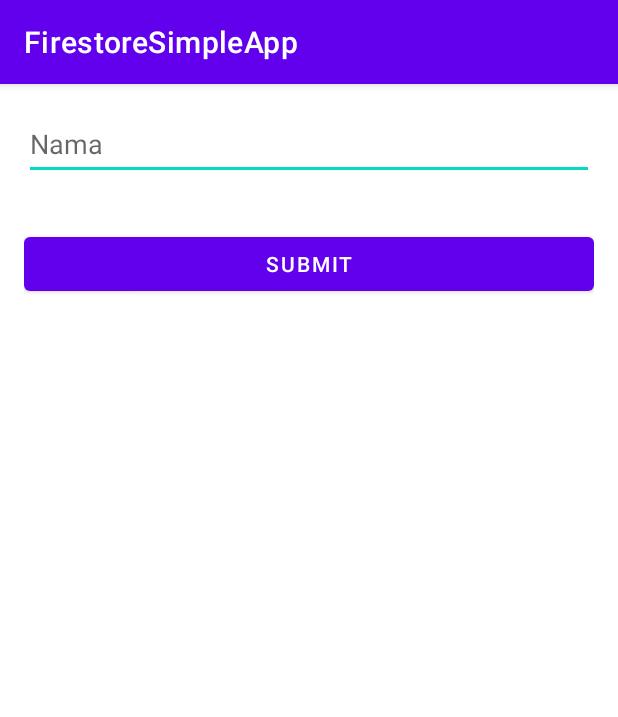
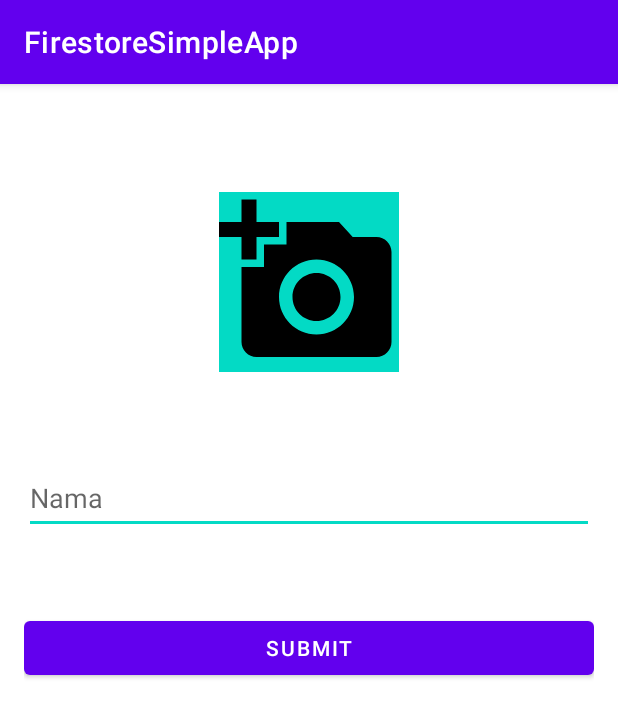
Before and after one commit to praditame/AndroidFirestoreSimpleApp-, an Android app: the screen it shows after launch (InputActivity), after a tap on "fab", on a phone screen of 412 x 824 dp. Shown: the top 717 px of the screen. Run offline under Robolectric (Android 15) with nearby library versions, the phone set to English and light mode, and no system bars; our stand-ins replace Firebase (no records; nobody signed in at launch, a user with empty details on screens opened directly).

Commit message:
upload image to imageview

```diff
--- a/app/build.gradle
+++ b/app/build.gradle
@@ -36,6 +36,7 @@ dependencies {
     implementation "androidx.recyclerview:recyclerview:1.2.1"
     implementation platform('com.google.firebase:firebase-bom:30.1.0')
     implementation 'com.google.firebase:firebase-firestore:24.1.2'
+    implementation 'com.google.firebase:firebase-storage'
     testImplementation 'junit:junit:4.13.2'
     androidTestImplementation 'androidx.test.ext:junit:1.1.3'
     androidTestImplementation 'androidx.test.espresso:espresso-core:3.4.0'
--- a/app/src/main/java/com/example/firestoresimpleapp/InputActivity.java
+++ b/app/src/main/java/com/example/firestoresimpleapp/InputActivity.java
@@ -2,16 +2,30 @@ package com.example.firestoresimpleapp;
 
 import static android.content.ContentValues.TAG;
 
+import androidx.activity.result.ActivityResult;
+import androidx.activity.result.ActivityResultCallback;
+import androidx.activity.result.ActivityResultLauncher;
+import androidx.activity.result.contract.ActivityResultContract;
+import androidx.activity.result.contract.ActivityResultContracts;
 import androidx.annotation.NonNull;
+import androidx.annotation.Nullable;
+import androidx.appcompat.app.AlertDialog;
 import androidx.appcompat.app.AppCompatActivity;
 
 import android.app.ProgressDialog;
+import android.content.DialogInterface;
+import android.content.Intent;
+import android.graphics.Bitmap;
+import android.graphics.BitmapFactory;
+import android.net.Uri;
 import android.os.Bundle;
+import android.provider.MediaStore;
 import android.text.TextUtils;
 import android.util.Log;
 import android.view.View;
 import android.widget.Button;
 import android.widget.EditText;
+import android.widget.ImageView;
 import android.widget.ProgressBar;
 import android.widget.Toast;
 
@@ -23,6 +37,9 @@ import com.google.android.material.textfield.TextInputLayout;
 import com.google.firebase.firestore.DocumentReference;
 import com.google.firebase.firestore.FirebaseFirestore;
 
+import java.io.FileNotFoundException;
+import java.io.IOException;
+import java.io.InputStream;
 import java.util.HashMap;
 import java.util.Map;
 
@@ -30,8 +47,11 @@ public class InputActivity extends AppCompatActivity {
     FirebaseFirestore db = FirebaseFirestore.getInstance();
     EditText nama;
     Button submit;
+    ImageView upload;
     ProgressBar progressBar;
     String abc;
+    ActivityResultLauncher<Intent> activityResultLauncherTakePhoto;
+    ActivityResultLauncher<String> getImage;
 
     @Override
     protected void onCreate(Bundle savedInstanceState) {
@@ -40,29 +60,49 @@ public class InputActivity extends AppCompatActivity {
 
         nama = findViewById(R.id.textNama);
         submit = findViewById(R.id.btnSubmit);
-        progressBar = findViewById(R.id.pb);
-        progressBar.setVisibility(View.INVISIBLE);
-
+        upload = findViewById(R.id.upload);
 
         submit.setOnClickListener(view -> {
             abc = nama.getText().toString();
             insert(abc);
         });
 
+        activityResultLauncherTakePhoto =
+                registerForActivityResult(new ActivityResultContracts.StartActivityForResult(), result -> {
+                    Thread thread = new Thread(() -> {
+                        if (result.getResultCode() == RESULT_OK && result.getData() != null){
+                            Bundle bundle = result.getData().getExtras();
+                            Bitmap bitmap = (Bitmap) bundle.get("data");
+                            upload.post(() -> upload.setImageBitmap(bitmap));
+                        }
+                    });
+                    thread.start();
+                });
+
+        getImage =
+                registerForActivityResult(new ActivityResultContracts.GetContent(), result -> {
+                    if (result != null){
+                        upload.setImageURI(result);
+                    }
+
+                });
+                        upload.setOnClickListener(view -> selectImage());
+
+
+
+
     }
+
+
 
 
     void insert(String n) {
         Map<String, Object> user = new HashMap<>();
         user.put("name", n);
 
-        progressBar.setVisibility(View.VISIBLE);
-        progressBar.incrementProgressBy(5);
-
-        db.collection("mahasiswa").add(user).addOnSuccessListener(documentReference -> {
+       db.collection("mahasiswa").add(user).addOnSuccessListener(documentReference -> {
             Toast.makeText(InputActivity.this, "OK", Toast.LENGTH_SHORT).show();
             nama.getText().clear();
-            progressBar.setVisibility(View.GONE);
             finish();
         })
 
@@ -73,4 +113,22 @@ public class InputActivity extends AppCompatActivity {
 
 
     }
+
+    void selectImage(){
+        final CharSequence[] itemsImage = {"Take a photo", "Choose from gallery", "Cancel"};
+        AlertDialog.Builder builder = new AlertDialog.Builder(InputActivity.this);
+        builder.setItems(itemsImage, (DialogInterface dialogInterface, int i) -> {
+            if ( itemsImage[i].equals("Take a photo")) {
+                Intent intentPhoto = new Intent(MediaStore.ACTION_IMAGE_CAPTURE);
+                activityResultLauncherTakePhoto.launch(intentPhoto);
+            } else if (itemsImage[i].equals("Choose from gallery")) {
+                getImage.launch("image/*");
+            } else {
+                dialogInterface.dismiss();
+            }
+        });
+
+        builder.show();
+    }
+
 }
--- a/app/src/main/java/com/example/firestoresimpleapp/adapter/adapterMhs.java
+++ b/app/src/main/java/com/example/firestoresimpleapp/adapter/adapterMhs.java
@@ -1,5 +1,6 @@
 package com.example.firestoresimpleapp.adapter;
 
+import android.app.Dialog;
 import android.content.Context;
 import android.view.LayoutInflater;
 import android.view.View;
@@ -11,6 +12,7 @@ import androidx.recyclerview.widget.RecyclerView;
 
 import com.example.firestoresimpleapp.R;
 import com.example.firestoresimpleapp.model.modelMhs;
+import com.google.android.material.dialog.MaterialAlertDialogBuilder;
 
 import java.util.ArrayList;
 import java.util.List;
@@ -18,10 +20,23 @@ import java.util.List;
 public class adapterMhs extends RecyclerView.Adapter<adapterMhs.MyHolder> {
     private Context context;
     private List<modelMhs> list;
+    private Dialog dialog;
 
     public adapterMhs(Context context, List<modelMhs> list) {
         this.context = context;
         this.list = list;
+    }
+
+   public interface Dialog{
+        void onLongClick(int i);
+   }
+
+    public void setDialog(Dialog dialog) {
+        this.dialog = dialog;
+    }
+
+    public Context getContext() {
+        return context;
     }
 
     @NonNull
@@ -49,6 +64,13 @@ public class adapterMhs extends RecyclerView.Adapter<adapterMhs.MyHolder> {
             super(itemView);
             output = itemView.findViewById(R.id.textView);
 
+            itemView.setOnLongClickListener(view -> {
+                if (dialog!=null){
+                    dialog.onLongClick(getLayoutPosition());
+                }
+                return true;
+            });
+
         }
     }
 }
--- /dev/null
+++ b/app/src/main/res/drawable/ic_baseline_add_a_photo_24.xml
@@ -0,0 +1,5 @@
+<vector android:height="24dp" android:tint="#000000"
+    android:viewportHeight="24" android:viewportWidth="24"
+    android:width="24dp" xmlns:android="http://schemas.android.com/apk/res/android">
+    <path android:fillColor="@android:color/white" android:pathData="M3,4V1h2v3h3v2H5v3H3V6H0V4H3zM6,10V7h3V4h7l1.83,2H21c1.1,0 2,0.9 2,2v12c0,1.1 -0.9,2 -2,2H5c-1.1,0 -2,-0.9 -2,-2V10H6zM13,19c2.76,0 5,-2.24 5,-5s-2.24,-5 -5,-5s-5,2.24 -5,5S10.24,19 13,19zM9.8,14c0,1.77 1.43,3.2 3.2,3.2s3.2,-1.43 3.2,-3.2s-1.43,-3.2 -3.2,-3.2S9.8,12.23 9.8,14z"/>
+</vector>
--- a/app/src/main/res/layout/activity_input.xml
+++ b/app/src/main/res/layout/activity_input.xml
@@ -7,42 +7,43 @@
     android:layout_height="match_parent"
     tools:context=".InputActivity">
 
-    <EditText
-        android:inputType="text"
-        android:id="@+id/textNama"
-        android:layout_width="match_parent"
-        android:layout_height="wrap_content"
-        android:autofillHints="Nama"
-        android:hint="@string/nama"
-        android:minHeight="48dp"
+
+    <ImageView
+        android:contentDescription="imageUpload"
+        android:id="@+id/upload"
+        android:background="@color/teal_200"
+        android:src="@drawable/ic_baseline_add_a_photo_24"
+        android:layout_width="120dp"
+        android:layout_height="120dp"
+        android:layout_marginTop="56dp"
         app:layout_constraintEnd_toEndOf="parent"
         app:layout_constraintStart_toStartOf="parent"
         app:layout_constraintTop_toTopOf="parent" />
 
-    <!-- Circular progress indicator -->
+    <EditText
+        android:id="@+id/textNama"
+        android:layout_width="match_parent"
+        android:layout_height="wrap_content"
+        android:layout_marginTop="60dp"
+        android:autofillHints="Nama"
+        android:hint="@string/nama"
+        android:inputType="text"
+        android:minHeight="48dp"
+        app:layout_constraintEnd_toEndOf="parent"
+        app:layout_constraintHorizontal_bias="0.0"
+        app:layout_constraintStart_toStartOf="parent"
+        app:layout_constraintTop_toBottomOf="@+id/upload" />
+
     <Button
         android:id="@+id/btnSubmit"
         android:layout_width="match_parent"
         android:layout_height="wrap_content"
-        android:layout_marginTop="32dp"
+        android:layout_marginTop="52dp"
         android:text="@string/submit"
         app:layout_constraintEnd_toEndOf="parent"
-        app:layout_constraintHorizontal_bias="0.0"
+        app:layout_constraintHorizontal_bias="1.0"
         app:layout_constraintStart_toStartOf="parent"
         app:layout_constraintTop_toBottomOf="@+id/textNama" />
 
-    <com.google.android.material.progressindicator.CircularProgressIndicator
-        android:id="@+id/pb"
-        android:layout_width="wrap_content"
-        android:layout_height="wrap_content"
-        android:layout_marginTop="198dp"
-        android:indeterminate="true"
-        app:layout_constraintBottom_toBottomOf="parent"
-        app:layout_constraintEnd_toEndOf="parent"
-        app:layout_constraintHorizontal_bias="0.498"
-        app:layout_constraintStart_toStartOf="parent"
-        app:layout_constraintTop_toBottomOf="@+id/btnSubmit"
-        app:layout_constraintVertical_bias="0.128" />
-
 
 </androidx.constraintlayout.widget.ConstraintLayout>
--- a/app/src/main/res/layout/item_list.xml
+++ b/app/src/main/res/layout/item_list.xml
@@ -1,5 +1,5 @@
 <?xml version="1.0" encoding="utf-8"?>
-<LinearLayout
+<RelativeLayout
     xmlns:android="http://schemas.android.com/apk/res/android"
     android:layout_width="match_parent"
     android:layout_height="wrap_content">
@@ -9,6 +9,7 @@
         android:layout_width="match_parent"
         android:layout_height="wrap_content"
         android:text="list"
+        android:textSize="20sp"
         android:textColor="@color/black"
         android:textStyle="bold"/>
-</LinearLayout>
+</RelativeLayout>
```
Also changed, not shown: app/src/main/java/com/example/firestoresimpleapp/MainActivity.java (+38 -2 lines), app/src/main/java/com/example/firestoresimpleapp/model/modelMhs.java (+9 -1 lines).
